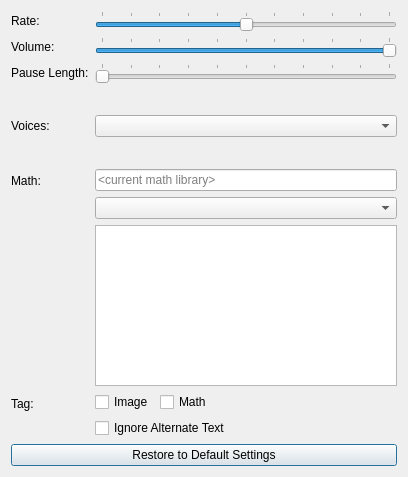
First picture: the form in src/forms/speech_settings.ui, repository DinoZAR/CentralAccessReader, before the edit.
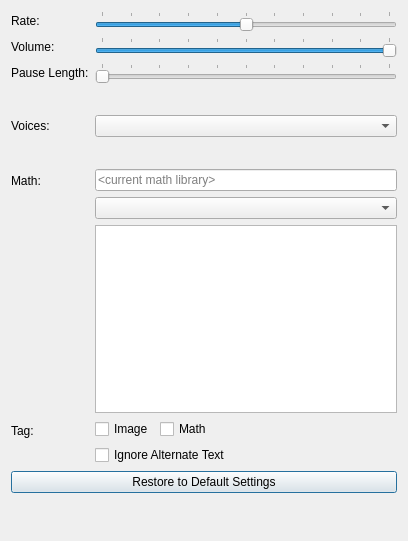
Second picture: the form after the edit. Icons and pictures are not drawn.

Commit message: Settings now show up as tabs beside the navigation tabs. It's actually kindof nice and more interactive.

Patch:
```diff
--- a/src/forms/speech_settings.ui
+++ b/src/forms/speech_settings.ui
@@ -7,7 +7,7 @@
     <x>0</x>
     <y>0</y>
     <width>408</width>
-    <height>477</height>
+    <height>541</height>
    </rect>
   </property>
   <property name="windowTitle">
@@ -17,7 +17,7 @@
    <iconset resource="resource.qrc">
     <normaloff>:/classic/icons/speech_settings_classic.png</normaloff>:/classic/icons/speech_settings_classic.png</iconset>
   </property>
-  <layout class="QVBoxLayout" name="verticalLayout" stretch="0,0">
+  <layout class="QVBoxLayout" name="verticalLayout" stretch="0,0,0">
    <item>
     <layout class="QFormLayout" name="formLayout">
      <property name="fieldGrowthPolicy">
@@ -289,6 +289,19 @@
      </item>
     </layout>
    </item>
+   <item>
+    <spacer name="verticalSpacer">
+     <property name="orientation">
+      <enum>Qt::Vertical</enum>
+     </property>
+     <property name="sizeHint" stdset="0">
+      <size>
+       <width>20</width>
+       <height>40</height>
+      </size>
+     </property>
+    </spacer>
+   </item>
   </layout>
  </widget>
  <tabstops>
```
The commit also changes 7 other files.
